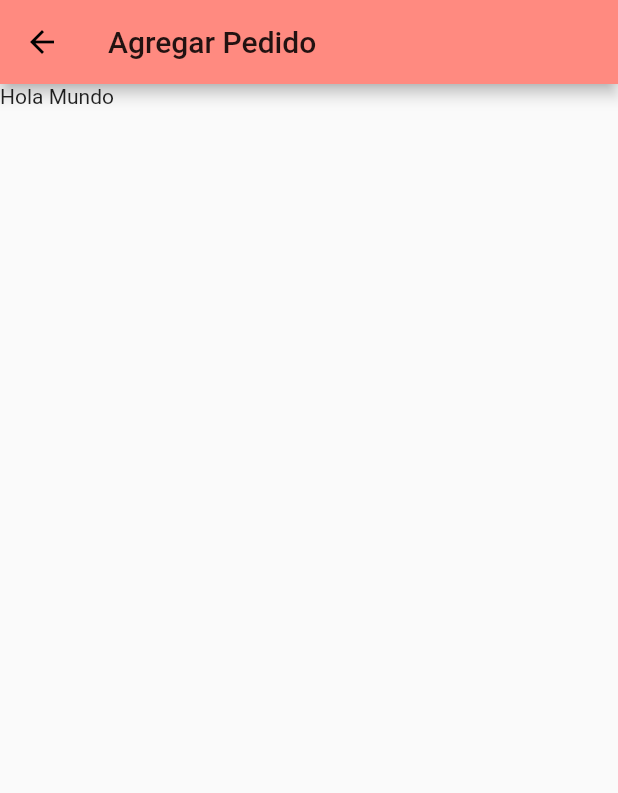
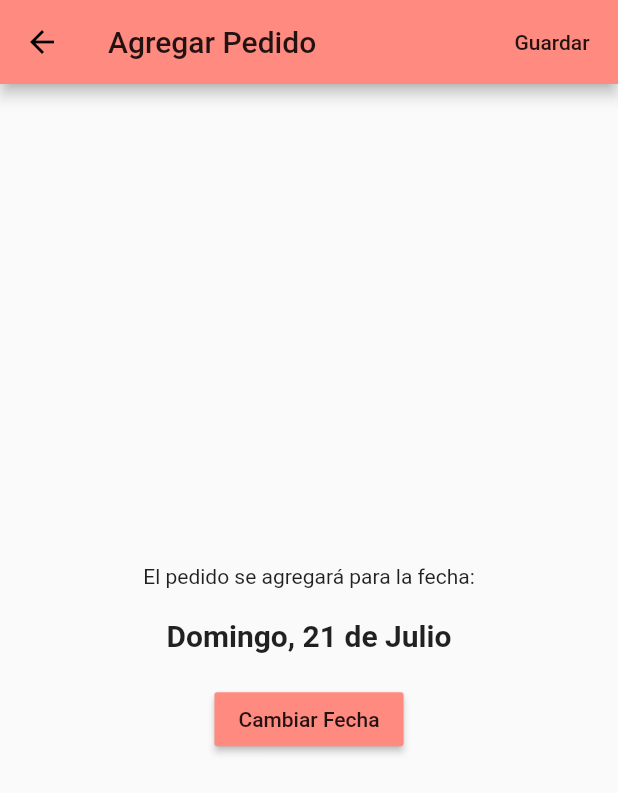
Before and after one commit to edycarreyes99/Cochito-Creativity, a Flutter app: the AgregarPedidoPage screen opened directly, on a phone screen of 412 x 824 dp. Shown: the top 793 px of the screen. Run offline on Flutter 3.47's test engine with Material 2 defaults, Android fonts, the phone set to English and light mode, and no system bars; our stand-ins replace cached_network_image, cloud_firestore, firebase_analytics, firebase_crashlytics, firebase_messaging, firebase_storage and 1 more; accounts and stored records are empty.

Commit message:
se configura correctamente la pagina para agregar un nuevo pedido y se configura correctamente los dialogos de espera para cuando un nuevo producto se subira al inventario

```diff
--- a/lib/pages/agregar-pedido.dart
+++ b/lib/pages/agregar-pedido.dart
@@ -1,5 +1,6 @@
 import 'package:flutter/material.dart';
 import 'package:flutter/cupertino.dart';
+import 'package:flutter/widgets.dart';
 
 class AgregarPedidoPage extends StatefulWidget {
   @override
@@ -7,16 +8,102 @@ class AgregarPedidoPage extends StatefulWidget {
 }
 
 class _AgregarPedidoPageState extends State<AgregarPedidoPage> {
+  List<String> diasSemana = [
+    'Lunes',
+    'Martes',
+    'Miércoles',
+    'Jueves',
+    'Viernes',
+    'Sábado',
+    'Domingo',
+  ];
+
+  List<String> mesesAno = [
+    'Enero',
+    'Febrero',
+    'Marzo',
+    'Abril',
+    'Mayo',
+    'Junio',
+    'Julio',
+    'Agosto',
+    'Septiembre',
+    'Octubre',
+    'Noviembre',
+    'Diciembre'
+  ];
+
+  DateTime fechaHoy = DateTime.now();
+
+  DateTime fechaModificada;
+
+  String generarFechaPedido(DateTime date) {
+    return diasSemana[date.weekday - 1] +
+        ", " +
+        date.day.toString() +
+        " de ${mesesAno[date.month - 1]}";
+  }
+
+  Future<Null> seleccionarFecha(BuildContext context) async {
+    final DateTime picked = await showDatePicker(
+        context: context,
+        initialDate:
+            this.fechaModificada == null ? this.fechaHoy : this.fechaModificada,
+        firstDate: DateTime(
+          this.fechaHoy.year,
+          this.fechaHoy.month,
+          this.fechaHoy.day,
+        ),
+        lastDate: DateTime(2101));
+    if (picked != null && picked != fechaHoy)
+      setState(() {
+        fechaModificada = picked;
+      });
+  }
+
+  @override
+  void dispose() {
+    // TODO: implement dispose
+    this.fechaModificada = null;
+    super.dispose();
+  }
+
   @override
   Widget build(BuildContext context) {
     return Scaffold(
       appBar: AppBar(
         title: Text('Agregar Pedido'),
+        actions: <Widget>[
+          FlatButton(
+            child: Text('Guardar'),
+            onPressed: () => null,
+          )
+        ],
       ),
-      body: ListView(
-        children: <Widget>[
-          Text('Hola Mundo'),
-        ],
+      body: Center(
+        child: Column(
+          mainAxisAlignment: MainAxisAlignment.center,
+          children: <Widget>[
+            Text('El pedido se agregará para la fecha:'),
+            Padding(
+              padding: const EdgeInsets.all(20.0),
+              child: Text(
+                this.fechaModificada == null
+                    ? this.generarFechaPedido(fechaHoy)
+                    : this.generarFechaPedido(this.fechaModificada),
+                style: TextStyle(
+                  fontWeight: FontWeight.bold,
+                  fontSize: 20.0,
+                ),
+              ),
+            ),
+            RaisedButton(
+              child: Text('Cambiar Fecha'),
+              onPressed: () => this.seleccionarFecha(context),
+              color: Colors.redAccent[100],
+            )
+          ],
+        ),
       ),
     );
   }
--- a/pubspec.yaml
+++ b/pubspec.yaml
@@ -28,6 +28,8 @@ dependencies:
   firebase_storage: ^3.0.3
   image_picker: ^0.4.6
   cached_network_image: ^1.1.0
+  googleapis: ^0.54.0
+  googleapis_auth: ^0.2.10
 
   # The following adds the Cupertino Icons font to your application.
   # Use with the CupertinoIcons class for iOS style icons.
```
Also changed, not shown: lib/main.dart (+5 -8 lines), lib/pages/agregar-producto-inventario.dart (+60 -0 lines), lib/pages/pedidos.dart (+9 -1 lines), pubspec.lock.
